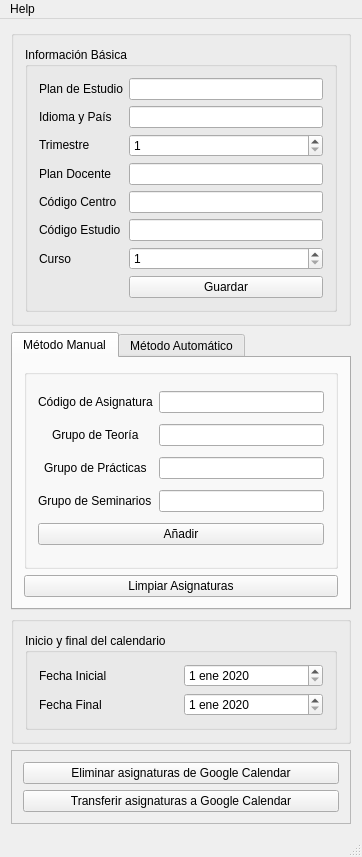
Before: the Qt Designer form res/GUI/MainWindow.ui in Sklyvan/ScrapingUPF, drawn with Qt 5.
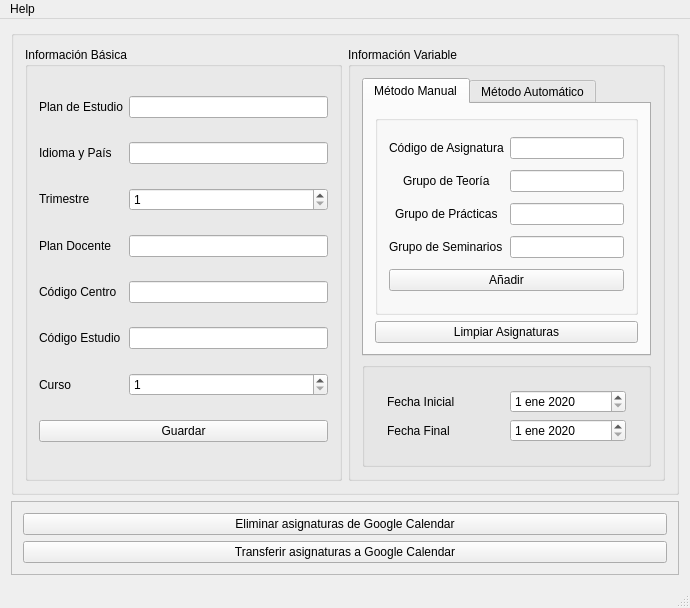
After: the same form once the commit is applied.

```diff
--- a/res/GUI/MainWindow.ui
+++ b/res/GUI/MainWindow.ui
@@ -6,8 +6,8 @@
    <rect>
     <x>0</x>
     <y>0</y>
-    <width>362</width>
-    <height>857</height>
+    <width>690</width>
+    <height>608</height>
    </rect>
   </property>
   <property name="windowTitle">
@@ -17,8 +17,8 @@
    <locale language="Spanish" country="Spain"/>
   </property>
   <widget class="QWidget" name="mainWindow">
-   <layout class="QVBoxLayout" name="verticalLayout_2">
-    <item>
+   <layout class="QGridLayout" name="gridLayout_3">
+    <item row="0" column="0">
      <widget class="QGroupBox" name="basicInformationBox">
       <layout class="QHBoxLayout" name="horizontalLayout">
        <item>
@@ -26,11 +26,41 @@
          <property name="title">
           <string>Información Básica</string>
          </property>
-         <layout class="QGridLayout" name="gridLayout_3">
-          <item row="4" column="0">
-           <widget class="QLabel" name="codigoCentro">
+         <layout class="QGridLayout" name="gridLayout_4">
+          <item row="0" column="0">
+           <widget class="QLabel" name="planEstudio">
             <property name="text">
-             <string>Código Centro</string>
+             <string>Plan de Estudio</string>
+            </property>
+           </widget>
+          </item>
+          <item row="7" column="0" colspan="2">
+           <widget class="QPushButton" name="saveButton">
+            <property name="text">
+             <string>Guardar</string>
+            </property>
+           </widget>
+          </item>
+          <item row="3" column="0">
+           <widget class="QLabel" name="planDocente">
+            <property name="text">
+             <string>&lt;html&gt;&lt;head/&gt;&lt;body&gt;&lt;p&gt;Plan Docente&lt;/p&gt;&lt;/body&gt;&lt;/html&gt;</string>
+            </property>
+           </widget>
+          </item>
+          <item row="4" column="1">
+           <widget class="QLineEdit" name="codigoCentroText"/>
+          </item>
+          <item row="5" column="1">
+           <widget class="QLineEdit" name="codigoEstudioText"/>
+          </item>
+          <item row="2" column="1">
+           <widget class="QSpinBox" name="trimestreSpinBox">
+            <property name="minimum">
+             <number>1</number>
+            </property>
+            <property name="maximum">
+             <number>3</number>
             </property>
            </widget>
           </item>
@@ -41,13 +71,27 @@
             </property>
            </widget>
           </item>
-          <item row="5" column="1">
-           <widget class="QLineEdit" name="codigoEstudioText"/>
+          <item row="6" column="0">
+           <widget class="QLabel" name="curso">
+            <property name="text">
+             <string>Curso</string>
+            </property>
+           </widget>
           </item>
-          <item row="0" column="0">
-           <widget class="QLabel" name="planEstudio">
+          <item row="6" column="1">
+           <widget class="QSpinBox" name="cursoSpinBox">
+            <property name="minimum">
+             <number>1</number>
+            </property>
+            <property name="maximum">
+             <number>4</number>
+            </property>
+           </widget>
+          </item>
+          <item row="4" column="0">
+           <widget class="QLabel" name="codigoCentro">
             <property name="text">
-             <string>Plan de Estudio</string>
+             <string>Código Centro</string>
             </property>
            </widget>
           </item>
@@ -61,22 +105,8 @@
           <item row="1" column="1">
            <widget class="QLineEdit" name="idiomaPaisText"/>
           </item>
-          <item row="6" column="1">
-           <widget class="QSpinBox" name="cursoSpinBox">
-            <property name="minimum">
-             <number>1</number>
-            </property>
-            <property name="maximum">
-             <number>4</number>
-            </property>
-           </widget>
-          </item>
-          <item row="6" column="0">
-           <widget class="QLabel" name="curso">
-            <property name="text">
-             <string>Curso</string>
-            </property>
-           </widget>
+          <item row="0" column="1">
+           <widget class="QLineEdit" name="planEstudioText"/>
           </item>
           <item row="2" column="0">
            <widget class="QLabel" name="trimestre">
@@ -85,47 +115,23 @@
             </property>
            </widget>
           </item>
-          <item row="3" column="0">
-           <widget class="QLabel" name="planDocente">
-            <property name="text">
-             <string>&lt;html&gt;&lt;head/&gt;&lt;body&gt;&lt;p&gt;Plan Docente&lt;/p&gt;&lt;/body&gt;&lt;/html&gt;</string>
-            </property>
-           </widget>
-          </item>
-          <item row="2" column="1">
-           <widget class="QSpinBox" name="trimestreSpinBox">
-            <property name="minimum">
-             <number>1</number>
-            </property>
-            <property name="maximum">
-             <number>3</number>
-            </property>
-           </widget>
-          </item>
-          <item row="4" column="1">
-           <widget class="QLineEdit" name="codigoCentroText"/>
-          </item>
-          <item row="0" column="1">
-           <widget class="QLineEdit" name="planEstudioText"/>
-          </item>
           <item row="3" column="1">
            <widget class="QLineEdit" name="planDocenteText"/>
           </item>
-          <item row="7" column="1">
-           <widget class="QPushButton" name="saveButton">
-            <property name="text">
-             <string>Guardar</string>
-            </property>
-           </widget>
-          </item>
-         </layout>
-        </widget>
-       </item>
-      </layout>
-     </widget>
-    </item>
+         </layout>
+        </widget>
+       </item>
+       <item>
+        <widget class="QGroupBox" name="groupBox">
+         <property name="title">
+          <string>Información Variable</string>
+         </property>
+         <layout class="QVBoxLayout" name="verticalLayout_2">
     <item>
      <widget class="QTabWidget" name="tabWidget">
+            <property name="autoFillBackground">
+             <bool>false</bool>
+            </property>
       <property name="currentIndex">
        <number>0</number>
       </property>
@@ -140,12 +146,8 @@
            <string/>
           </property>
           <layout class="QGridLayout" name="gridLayout">
-           <item row="4" column="0" colspan="2">
-            <widget class="QPushButton" name="addButton">
-             <property name="text">
-              <string>Añadir</string>
-             </property>
-            </widget>
+                 <item row="3" column="1">
+                  <widget class="QLineEdit" name="subjectSeminarsText"/>
            </item>
            <item row="3" column="0" alignment="Qt::AlignHCenter">
             <widget class="QLabel" name="subjectSeminars">
@@ -154,13 +156,33 @@
              </property>
             </widget>
            </item>
-           <item row="0" column="0" alignment="Qt::AlignHCenter">
+                 <item row="4" column="0" colspan="2">
+                  <widget class="QPushButton" name="addButton">
+                   <property name="text">
+                    <string>Añadir</string>
+                   </property>
+                  </widget>
+                 </item>
+                 <item row="1" column="0" alignment="Qt::AlignHCenter">
+                  <widget class="QLabel" name="subjectTheory">
+                   <property name="text">
+                    <string>Grupo de Teoría</string>
+                   </property>
+                  </widget>
+                 </item>
+                 <item row="1" column="1">
+                  <widget class="QLineEdit" name="subjectTheoryText"/>
+                 </item>
+                 <item row="0" column="0">
             <widget class="QLabel" name="subjectCode">
              <property name="text">
               <string>Código de Asignatura</string>
              </property>
             </widget>
            </item>
+                 <item row="0" column="1">
+                  <widget class="QLineEdit" name="subjectCodeText"/>
+                 </item>
            <item row="2" column="0" alignment="Qt::AlignHCenter">
             <widget class="QLabel" name="subjectPractice">
              <property name="text">
@@ -168,25 +190,9 @@
              </property>
             </widget>
            </item>
-           <item row="1" column="1">
-            <widget class="QLineEdit" name="subjectTheoryText"/>
-           </item>
            <item row="2" column="1">
             <widget class="QLineEdit" name="subjectPracticesText"/>
            </item>
-           <item row="0" column="1">
-            <widget class="QLineEdit" name="subjectCodeText"/>
-           </item>
-           <item row="1" column="0" alignment="Qt::AlignHCenter">
-            <widget class="QLabel" name="subjectTheory">
-             <property name="text">
-              <string>Grupo de Teoría</string>
-             </property>
-            </widget>
-           </item>
-           <item row="3" column="1">
-            <widget class="QLineEdit" name="subjectSeminarsText"/>
-           </item>
           </layout>
          </widget>
         </item>
@@ -247,9 +253,9 @@
       </property>
       <layout class="QVBoxLayout" name="verticalLayout_3">
        <item>
-        <widget class="QGroupBox" name="calendarDates">
-         <property name="title">
-          <string>Inicio y final del calendario</string>
+              <widget class="QWidget" name="calendarDates" native="true">
+               <property name="autoFillBackground">
+                <bool>false</bool>
          </property>
          <layout class="QGridLayout" name="gridLayout_2">
           <item row="0" column="1">
@@ -321,7 +327,13 @@
       </layout>
      </widget>
     </item>
-    <item>
+         </layout>
+        </widget>
+       </item>
+      </layout>
+     </widget>
+    </item>
+    <item row="2" column="0">
      <widget class="QFrame" name="endBox">
       <property name="frameShape">
        <enum>QFrame::StyledPanel</enum>
@@ -354,7 +366,7 @@
     <rect>
      <x>0</x>
      <y>0</y>
-     <width>362</width>
+     <width>690</width>
      <height>22</height>
     </rect>
    </property>
@@ -363,6 +375,7 @@
      <string>Help</string>
     </property>
     <addaction name="actionAbout"/>
+    <addaction name="actionAgradecimientos"/>
     <addaction name="actionManual"/>
     <addaction name="separator"/>
     <addaction name="actionQuit"/>
@@ -385,6 +398,11 @@
     <string>Quit</string>
    </property>
   </action>
+  <action name="actionAgradecimientos">
+   <property name="text">
+    <string>Agradecimientos</string>
+   </property>
+  </action>
  </widget>
  <layoutdefault spacing="6" margin="11"/>
  <tabstops>
```
Left out of the diff: 3 changed lines with no effect on the pictures. Lines whose indentation alone changed are shown as unchanged.
